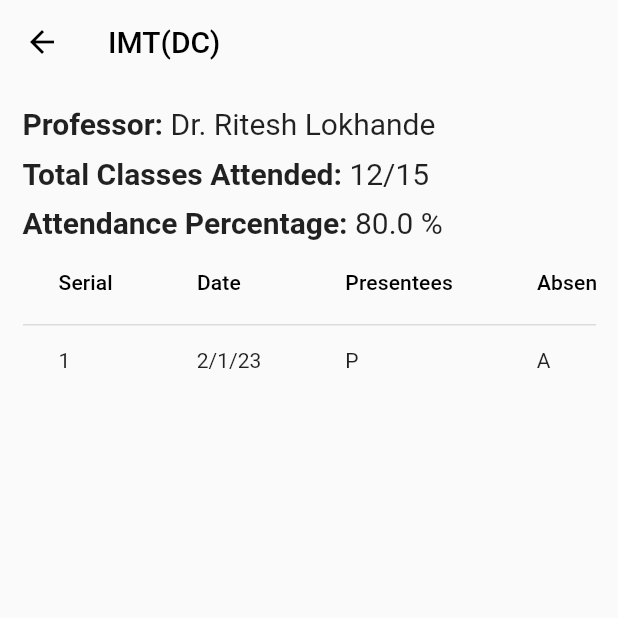
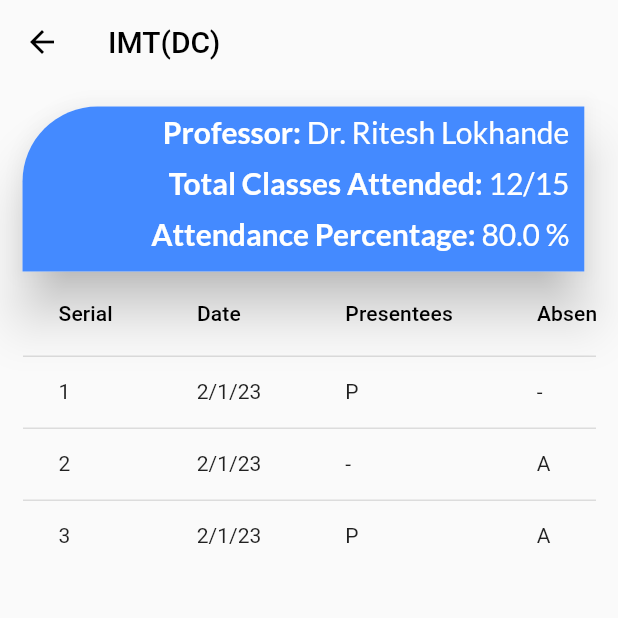
Before and after one commit to jaivsh/Attendance-app-for-department, a Flutter app: the MainScreen1 screen opened directly, on a phone screen of 412 x 824 dp, the top half of it. Run offline on Flutter 3.47's test engine with Material 2 defaults, Android fonts, the phone set to English and light mode, and no system bars; our stand-ins replace carousel_slider, cloud_firestore, flutter_swiper, google_fonts, splashscreen; accounts and stored records are empty.

Commit message:
another update

```diff
--- /dev/null
+++ b/lib/forgotpassword.dart
@@ -0,0 +1,5 @@
+import 'package:attendance_app/home_screen.dart';
+import 'package:attendance_app/register_screen.dart';
+import 'package:flutter/material.dart';
+import 'package:flutter/services.dart';
+import 'package:attendance_app/utilities/constants.dart';
--- a/lib/mainstuff.dart
+++ b/lib/mainstuff.dart
@@ -1,6 +1,7 @@
 import 'package:attendance_app/login_screen.dart';
 import 'package:cloud_firestore/cloud_firestore.dart';
 import 'package:flutter/material.dart';
+import 'package:google_fonts/google_fonts.dart';
 
 class MainScreen1 extends StatefulWidget {
   const MainScreen1({super.key});
@@ -23,56 +24,90 @@ class _MainScreenState extends State<MainScreen1> {
         padding: const EdgeInsets.all(15),
         child: Column(
           mainAxisAlignment: MainAxisAlignment.start,
-          crossAxisAlignment: CrossAxisAlignment.center,
+          crossAxisAlignment: CrossAxisAlignment.start,
           children: [
+            Material(
+              elevation: 15,
+              borderRadius:
+                  const BorderRadius.only(topLeft: Radius.circular(50)),
+              child: Container(
+                height: 110,
+                width: (MediaQuery.of(context).size.width) / 1.1,
+                decoration: const BoxDecoration(
+                    color: Colors.blueAccent,
+                    borderRadius:
+                        BorderRadius.only(topLeft: Radius.circular(50))),
+                child: Container(
+                    padding: const EdgeInsets.only(
+                        left: 10, right: 10, bottom: 5, top: 5),
+                    child: Column(children: [
                       Row(
-              mainAxisAlignment: MainAxisAlignment.start,
-              crossAxisAlignment: CrossAxisAlignment.start,
-              children: const [
+                        mainAxisAlignment: MainAxisAlignment.end,
+                        crossAxisAlignment: CrossAxisAlignment.end,
+                        children: [
                           Text(
                             'Professor:',
-                  style: TextStyle(fontWeight: FontWeight.bold, fontSize: 20),
+                            style: GoogleFonts.lato(
+                                textStyle: const TextStyle(
+                                    fontSize: 20,
+                                    fontWeight: FontWeight.bold,
+                                    color: Colors.white)),
                           ),
                           Text(
                             ' Dr. Ritesh Lokhande',
-                  style: TextStyle(fontSize: 20),
+                            style: GoogleFonts.lato(
+                                textStyle: const TextStyle(
+                                    fontSize: 20, color: Colors.white)),
                           )
                         ],
                       ),
                       Container(
                           padding: const EdgeInsets.only(top: 10),
                           child: Row(
-                  mainAxisAlignment: MainAxisAlignment.start,
-                  crossAxisAlignment: CrossAxisAlignment.start,
-                  children: const [
+                            mainAxisAlignment: MainAxisAlignment.end,
+                            crossAxisAlignment: CrossAxisAlignment.end,
+                            children: [
                               Text(
                                 'Total Classes Attended:',
-                      style:
-                          TextStyle(fontWeight: FontWeight.bold, fontSize: 20),
+                                style: GoogleFonts.lato(
+                                    textStyle: const TextStyle(
+                                        fontSize: 20,
+                                        fontWeight: FontWeight.bold,
+                                        color: Colors.white)),
                               ),
                               Text(
                                 ' 12/15',
-                      style: TextStyle(fontSize: 20),
+                                style: GoogleFonts.lato(
+                                    textStyle: const TextStyle(
+                                        fontSize: 20, color: Colors.white)),
                               )
                             ],
                           )),
                       Container(
                           padding: const EdgeInsets.only(top: 10),
                           child: Row(
-                  mainAxisAlignment: MainAxisAlignment.start,
-                  crossAxisAlignment: CrossAxisAlignment.start,
-                  children: const [
+                            mainAxisAlignment: MainAxisAlignment.end,
+                            crossAxisAlignment: CrossAxisAlignment.end,
+                            children: [
                               Text(
                                 'Attendance Percentage:',
-                      style:
-                          TextStyle(fontWeight: FontWeight.bold, fontSize: 20),
+                                style: GoogleFonts.lato(
+                                    textStyle: const TextStyle(
+                                        fontSize: 20,
+                                        fontWeight: FontWeight.bold,
+                                        color: Colors.white)),
                               ),
                               Text(
                                 ' 80.0 %',
-                      style: TextStyle(fontSize: 20),
+                                style: GoogleFonts.lato(
+                                    textStyle: const TextStyle(
+                                        fontSize: 20, color: Colors.white)),
                               )
                             ],
-                )),
+                          ))
+                    ])),
+              ),
+            ),
             Flexible(
                 child: SingleChildScrollView(
                     scrollDirection: Axis.horizontal,
@@ -97,6 +132,20 @@ class _MainScreenState extends State<MainScreen1> {
                         DataCell(Text('1')),
                         DataCell(Text('2/1/23')),
                         DataCell(Text('P')),
+                        DataCell(Text('-')),
+                        DataCell(Text('12:29:12 PM'))
+                      ]),
+                      DataRow(cells: [
+                        DataCell(Text('2')),
+                        DataCell(Text('2/1/23')),
+                        DataCell(Text('-')),
+                        DataCell(Text('A')),
+                        DataCell(Text('12:29:12 PM'))
+                      ]),
+                      DataRow(cells: [
+                        DataCell(Text('3')),
+                        DataCell(Text('2/1/23')),
+                        DataCell(Text('P')),
                         DataCell(Text('A')),
                         DataCell(Text('12:29:12 PM'))
                       ])
--- a/pubspec.yaml
+++ b/pubspec.yaml
@@ -46,6 +46,7 @@ dependencies:
   cloud_firestore: ^4.2.0
   amplify_flutter: ^0.6.0
   amplify_datastore: ^0.6.0
+  google_fonts: ^3.0.1
 
 
 dev_dependencies:
@@ -78,6 +79,7 @@ flutter:
     - family: OpenSans
       fonts:
         - asset: assets/fonts/OpenSans.ttf
+        - asset: assets/fonts/Roboto
   #   - images/a_dot_ham.jpeg
 
   # An image asset can refer to one or more resolution-specific "variants", see
```
Also changed, not shown: assets/fonts/Roboto/LICENSE.txt (added), assets/fonts/Roboto/Roboto-Black.ttf (added), assets/fonts/Roboto/Roboto-BlackItalic.ttf (added), assets/fonts/Roboto/Roboto-Bold.ttf (added), assets/fonts/Roboto/Roboto-BoldItalic.ttf (added), assets/fonts/Roboto/Roboto-Italic.ttf (added), assets/fonts/Roboto/Roboto-Light.ttf (added), assets/fonts/Roboto/Roboto-LightItalic.ttf (added), assets/fonts/Roboto/Roboto-Medium.ttf (added), assets/fonts/Roboto/Roboto-MediumItalic.ttf (added), assets/fonts/Roboto/Roboto-Regular.ttf (added), assets/fonts/Roboto/Roboto-Thin.ttf (added), assets/fonts/Roboto/Roboto-ThinItalic.ttf (added), lib/login_ds.dart (deleted), 2 more files, 1 other file. Lines whose indentation alone changed are shown as unchanged.
